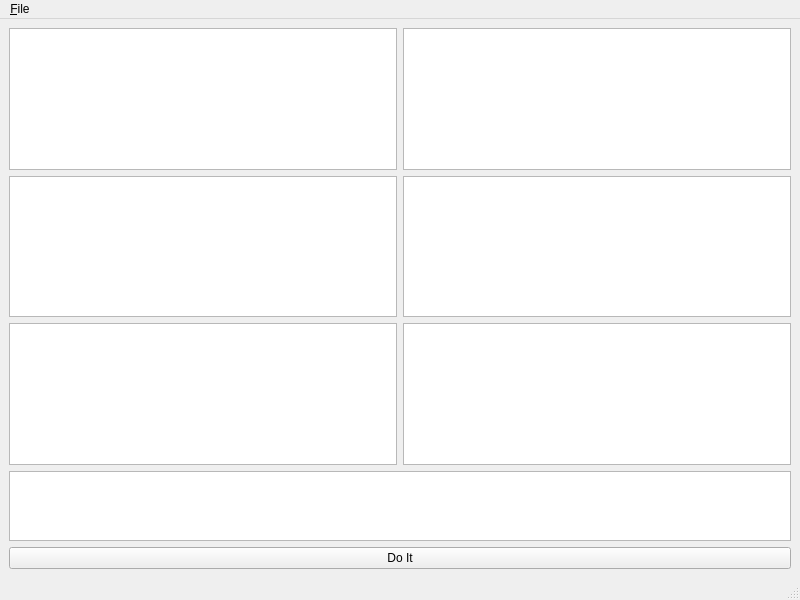
Old version of the form mainwindow.ui in the repository fiz1962/QtRTSP.
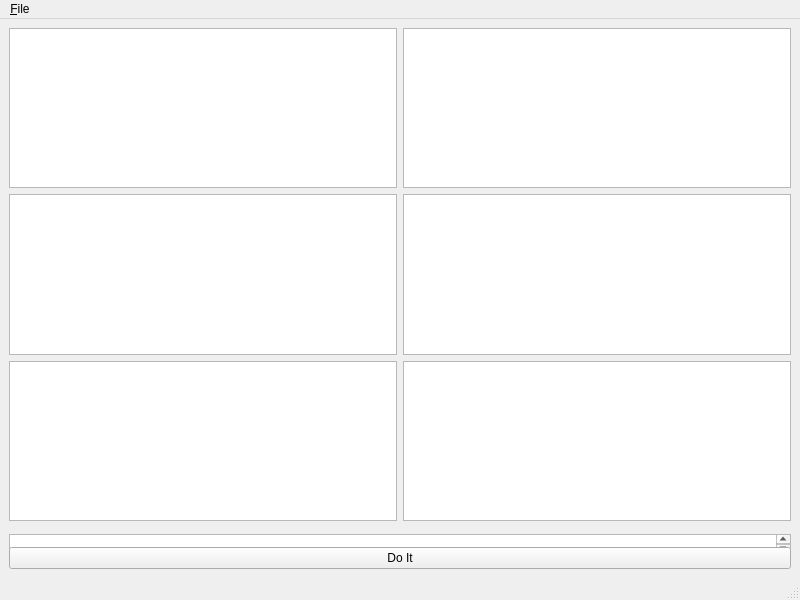
New version of the form.

Commit message: Rescale and reorder windows

The edit to the form file:
```diff
--- a/mainwindow.ui
+++ b/mainwindow.ui
@@ -17,21 +17,17 @@
    <layout class="QVBoxLayout" name="verticalLayout">
     <item>
      <layout class="QGridLayout" name="gridLayout">
-      <item row="1" column="1">
-       <widget class="QGraphicsView" name="graphicsView_5">
-        <property name="enabled">
-         <bool>true</bool>
-        </property>
-       </widget>
-      </item>
-      <item row="2" column="1">
-       <widget class="QGraphicsView" name="graphicsView_6">
-        <property name="enabled">
-         <bool>true</bool>
-        </property>
-       </widget>
+      <item row="0" column="0">
+       <widget class="QGraphicsView" name="graphicsView_1"/>
       </item>
       <item row="0" column="1">
+       <widget class="QGraphicsView" name="graphicsView_2">
+        <property name="enabled">
+         <bool>true</bool>
+        </property>
+       </widget>
+      </item>
+      <item row="1" column="1">
        <widget class="QGraphicsView" name="graphicsView_4">
         <property name="enabled">
          <bool>true</bool>
@@ -39,33 +35,60 @@
        </widget>
       </item>
       <item row="1" column="0">
-       <widget class="QGraphicsView" name="graphicsView_2">
-        <property name="enabled">
-         <bool>true</bool>
-        </property>
-       </widget>
-      </item>
-      <item row="0" column="0">
-       <widget class="QGraphicsView" name="graphicsView_1"/>
-      </item>
-      <item row="2" column="0">
        <widget class="QGraphicsView" name="graphicsView_3">
         <property name="enabled">
          <bool>true</bool>
         </property>
        </widget>
       </item>
+      <item row="2" column="0">
+       <widget class="QGraphicsView" name="graphicsView_5">
+        <property name="enabled">
+         <bool>true</bool>
+        </property>
+       </widget>
+      </item>
+      <item row="2" column="1">
+       <widget class="QGraphicsView" name="graphicsView_6">
+        <property name="enabled">
+         <bool>true</bool>
+        </property>
+       </widget>
+      </item>
      </layout>
     </item>
     <item>
-     <widget class="QTextEdit" name="textEdit"/>
-    </item>
-    <item>
-     <widget class="QPushButton" name="pushButton">
-      <property name="text">
-       <string>Do It</string>
+     <layout class="QVBoxLayout" name="verticalLayout_2">
+      <property name="spacing">
+       <number>0</number>
       </property>
-     </widget>
+      <property name="topMargin">
+       <number>0</number>
+      </property>
+      <item>
+       <widget class="QTextEdit" name="textEdit">
+        <property name="minimumSize">
+         <size>
+          <width>0</width>
+          <height>20</height>
+         </size>
+        </property>
+        <property name="maximumSize">
+         <size>
+          <width>16777215</width>
+          <height>5</height>
+         </size>
+        </property>
+       </widget>
+      </item>
+      <item>
+       <widget class="QPushButton" name="pushButton">
+        <property name="text">
+         <string>Do It</string>
+        </property>
+       </widget>
+      </item>
+     </layout>
     </item>
    </layout>
   </widget>
```
The commit also changes 3 other files.
